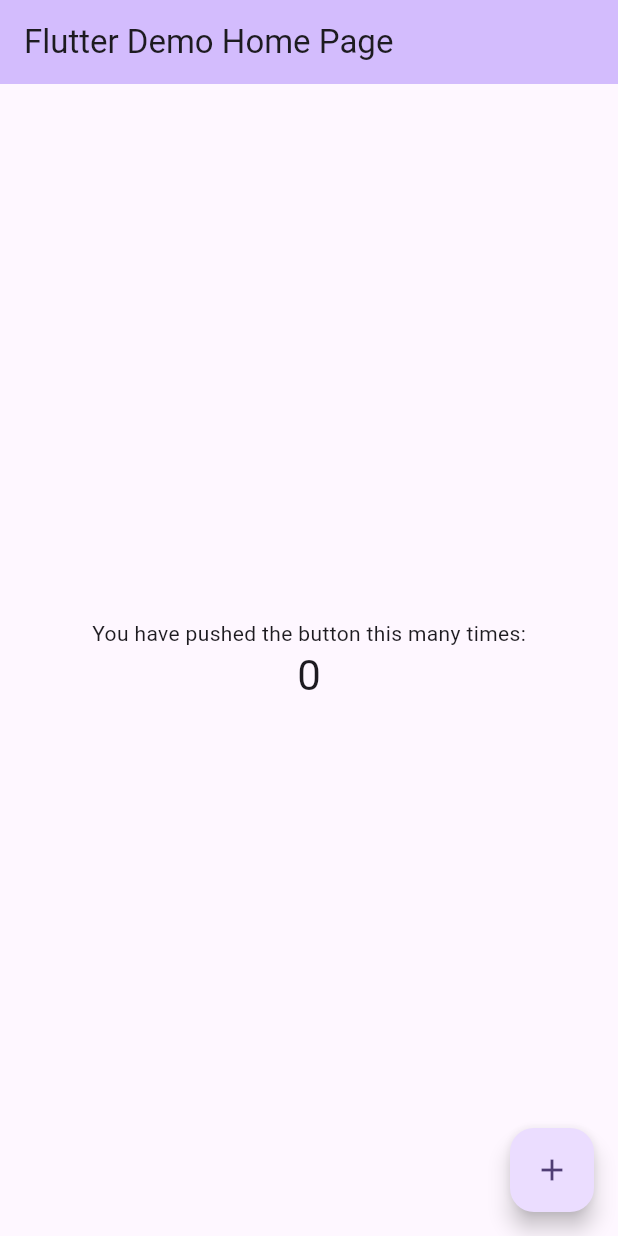
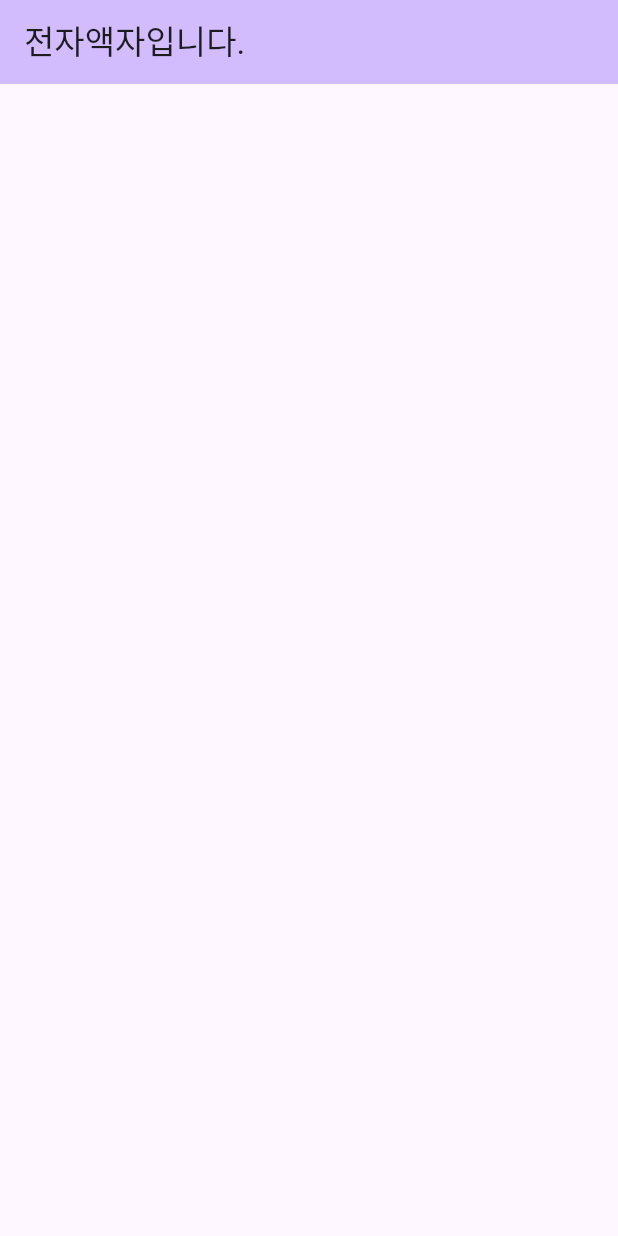
Before and after one commit to byjun8932/flutter_digital_photo_frame_240506, a Flutter app: the screen it shows after launch, on a phone screen of 412 x 824 dp. Run offline on Flutter 3.47's test engine with Material 3 defaults, Android fonts, the phone set to English and light mode, and no system bars; our stand-ins replace image_picker.

```diff
--- a/lib/main.dart
+++ b/lib/main.dart
@@ -1,4 +1,5 @@
 import 'package:flutter/material.dart';
+import 'package:image_picker/image_picker.dart';
 
 void main() {
   runApp(const MyApp());
@@ -10,32 +11,38 @@ class MyApp extends StatelessWidget {
   @override
   Widget build(BuildContext context) {
     return MaterialApp(
-      title: 'Flutter Demo',
+      title: 'Flutter App',
       theme: ThemeData(
+        useMaterial3: true,
         colorScheme: ColorScheme.fromSeed(seedColor: Colors.deepPurple),
-        useMaterial3: true,
       ),
-      home: const MyHomePage(title: 'Flutter Demo Home Page'),
+      home: const MyGalleryApp(),
     );
   }
 }
 
-class MyHomePage extends StatefulWidget {
-  const MyHomePage({super.key, required this.title});
-
-  final String title;
+class MyGalleryApp extends StatefulWidget {
+  const MyGalleryApp({super.key});
 
   @override
-  State<MyHomePage> createState() => _MyHomePageState();
+  State<MyGalleryApp> createState() => _MyGalleryAppState();
 }
 
-class _MyHomePageState extends State<MyHomePage> {
-  int _counter = 0;
+class _MyGalleryAppState extends State<MyGalleryApp> {
+  final ImagePicker _picker = ImagePicker();
+  List<XFile>? images;
 
-  void _incrementCounter() {
-    setState(() {
-      _counter++;
-    });
+  @override
+  void initState() {
+    super.initState();
+
+    loadImages();
+  }
+
+  Future<void> loadImages() async {
+    images = await _picker.pickMultiImage();
+
+    setState(() {});
   }
 
   @override
@@ -43,26 +50,7 @@ class _MyHomePageState extends State<MyHomePage> {
     return Scaffold(
       appBar: AppBar(
         backgroundColor: Theme.of(context).colorScheme.inversePrimary,
-        title: Text(widget.title),
-      ),
-      body: Center(
-        child: Column(
-          mainAxisAlignment: MainAxisAlignment.center,
-          children: <Widget>[
-            const Text(
-              'You have pushed the button this many times:',
-            ),
-            Text(
-              '$_counter',
-              style: Theme.of(context).textTheme.headlineMedium,
-            ),
-          ],
-        ),
-      ),
-      floatingActionButton: FloatingActionButton(
-        onPressed: _incrementCounter,
-        tooltip: 'Increment',
-        child: const Icon(Icons.add),
+        title: const Text('전자액자입니다.'),
       ),
     );
   }
--- a/pubspec.yaml
+++ b/pubspec.yaml
@@ -35,6 +35,7 @@ dependencies:
   # The following adds the Cupertino Icons font to your application.
   # Use with the CupertinoIcons class for iOS style icons.
   cupertino_icons: ^1.0.6
+  image_picker: ^1.1.1
 
 dev_dependencies:
   flutter_test:
```
Also changed, not shown: pubspec.lock, 3 other files.
